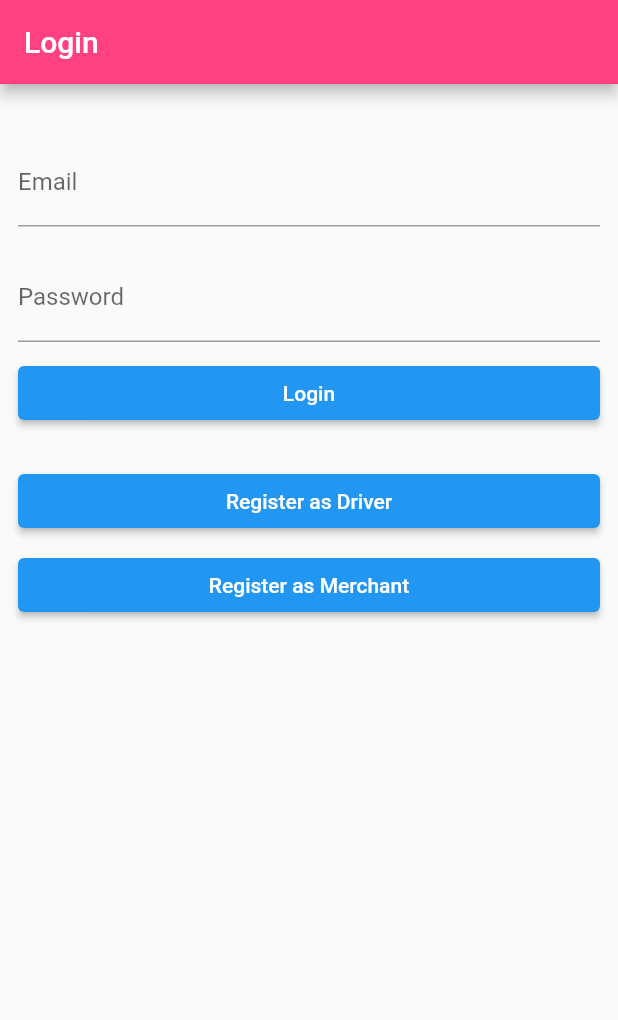
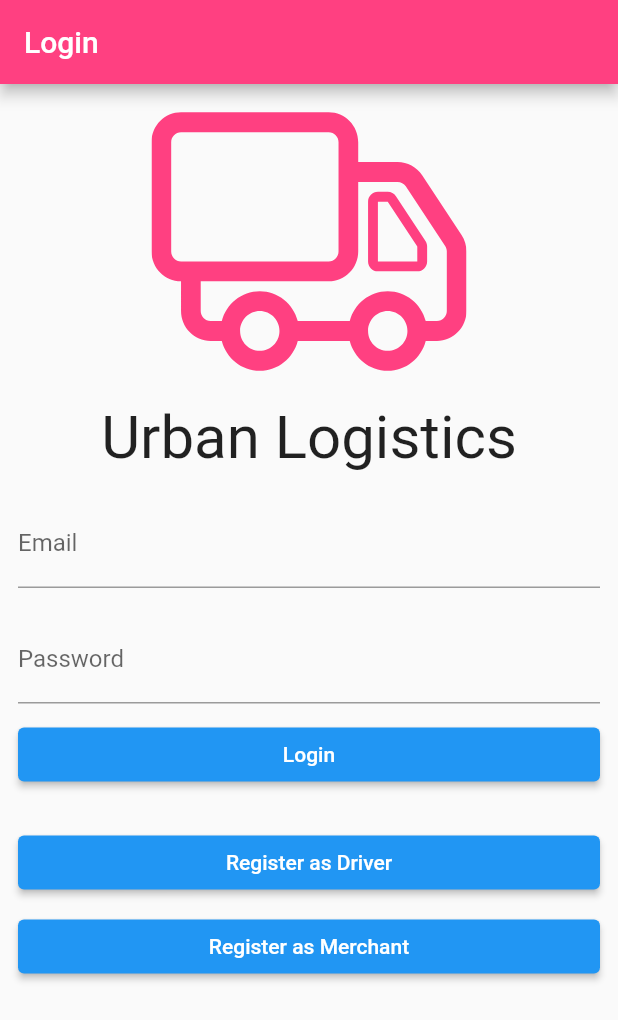
Before and after one commit to Juicybruce/urban-logistics, a Flutter app: the screen it shows after launch, on a phone screen of 412 x 824 dp. Shown: the top 1020 px of the screen. Run offline on Flutter 3.47's test engine with Material 2 defaults, Android fonts, the phone set to English and light mode, and no system bars; our stand-ins replace flutter_map, flutter_svg, geocoding, latlong2, location, supabase and 1 more; missing offline and left inert: flutter_map_location_marker; accounts and stored records are empty.

Commit message:
Added icon and name to login page

```diff
--- a/lib/pages/login_page.dart
+++ b/lib/pages/login_page.dart
@@ -71,6 +71,7 @@ class _LoginPageState extends State<LoginPage> {
 
   @override
   Widget build(BuildContext context) {
+    const String iconPath = 'assets/truck.svg';
     return Scaffold(
       appBar: AppBar(
         title: Text('Login'),
@@ -78,6 +79,22 @@ class _LoginPageState extends State<LoginPage> {
       body: ListView(
         padding: const EdgeInsets.symmetric(vertical: 18, horizontal: 12),
         children: [
+          Column(
+            mainAxisAlignment: MainAxisAlignment.center,
+            children: [
+              SvgPicture.asset(
+                iconPath,
+                colorFilter:
+                ColorFilter.mode(Colors.pinkAccent, BlendMode.srcIn),
+                semanticsLabel: 'Truck Icon',
+              ),
+              const SizedBox(height: 20),
+              const Text(
+                'Urban Logistics',
+                style: TextStyle(fontSize: 40),
+              ),
+            ],
+          ),
           const SizedBox(height: 18),
           TextFormField(
             controller: _emailController,
```
